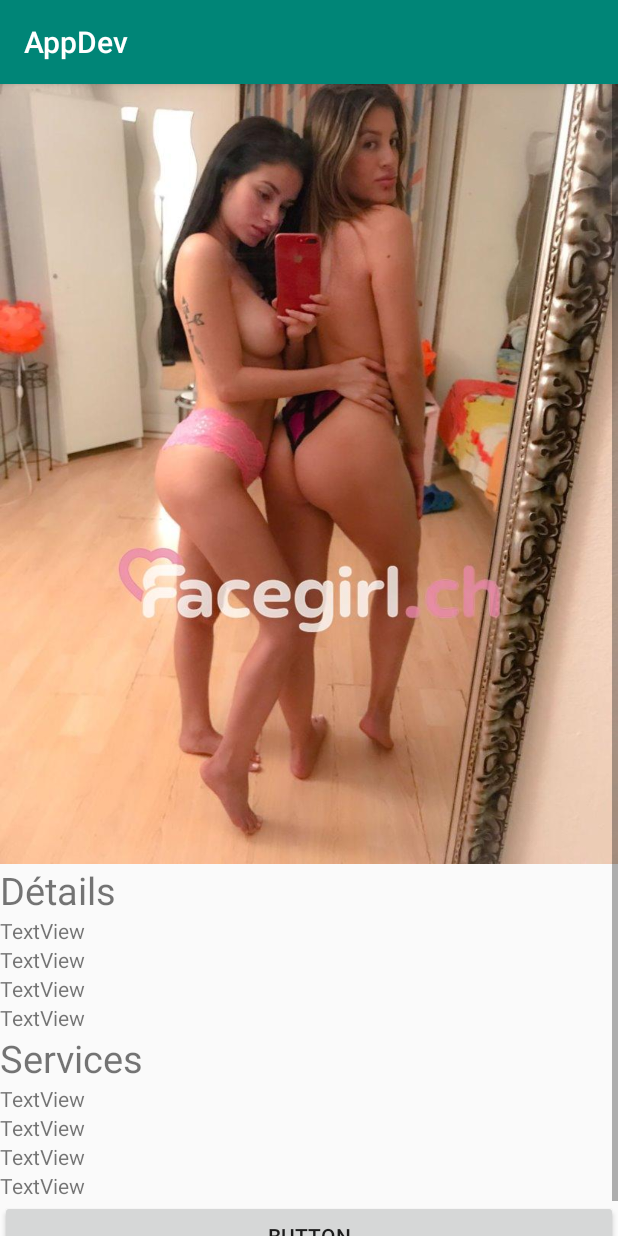
After one commit to modafokerz/loicnels-prjet, an Android app: the DetailActivity screen opened directly, with no data from a screen before it, on a phone screen of 412 x 824 dp. The commit adds this screen. Run offline under Robolectric (Android 15) with nearby library versions, the phone set to English and light mode, and no system bars.

Commit message:
Traductions done, derniers détails

```diff
--- a/app/build.gradle
+++ b/app/build.gradle
@@ -28,6 +28,7 @@ dependencies {
     testImplementation 'junit:junit:4.12'
     androidTestImplementation 'com.android.support.test:runner:1.0.2'
     androidTestImplementation 'com.android.support.test.espresso:espresso-core:3.0.2'
-
+    implementation 'com.android.support:appcompat-v7:28.0.+'
     implementation 'com.nostra13.universalimageloader:universal-image-loader:1.9.5'
+    implementation 'com.android.support:gridlayout-v7:28.0.0'
 }
--- a/app/src/main/AndroidManifest.xml
+++ b/app/src/main/AndroidManifest.xml
@@ -35,6 +35,7 @@
                 android:name="android.support.PARENT_ACTIVITY"
                 android:value="ch.nelson.appdev.NavigationActivity" />
         </activity>
+        <activity android:name=".DetailActivity"></activity>
     </application>
 
 </manifest>
--- /dev/null
+++ b/app/src/main/java/ch/nelson/appdev/DetailActivity.java
@@ -0,0 +1,13 @@
+package ch.nelson.appdev;
+
+import android.support.v7.app.AppCompatActivity;
+import android.os.Bundle;
+
+public class DetailActivity extends AppCompatActivity {
+
+    @Override
+    protected void onCreate(Bundle savedInstanceState) {
+        super.onCreate(savedInstanceState);
+        setContentView(R.layout.activity_detail);
+    }
+}
--- /dev/null
+++ b/app/src/main/res/layout/activity_detail.xml
@@ -0,0 +1,204 @@
+<?xml version="1.0" encoding="utf-8"?>
+<RelativeLayout xmlns:android="http://schemas.android.com/apk/res/android"
+    xmlns:app="http://schemas.android.com/apk/res-auto"
+    xmlns:tools="http://schemas.android.com/tools"
+    android:layout_width="match_parent"
+    android:layout_height="match_parent"
+    tools:context=".DetailActivity">
+
+
+    <ScrollView
+        android:layout_width="match_parent"
+        android:layout_height="match_parent">
+
+        <LinearLayout
+            android:layout_width="wrap_content"
+            android:layout_height="wrap_content"
+            android:orientation="vertical">
+
+            <ImageView
+                android:id="@+id/imageView3"
+                android:layout_width="wrap_content"
+                android:layout_height="520dp"
+                android:src="@drawable/tchoin1"
+                android:scaleType="fitXY"/>
+
+            <TextView
+                android:id="@+id/textView6"
+                android:layout_width="wrap_content"
+                android:layout_height="wrap_content"
+                android:text="@string/detailsp_fr_str"
+                android:textSize="25sp"
+                android:layout_centerHorizontal="true"
+                android:layout_below="@id/imageView3"/>
+
+            <LinearLayout
+                android:layout_width="match_parent"
+                android:layout_height="match_parent"
+                android:orientation="vertical">
+
+                <android.support.v7.widget.GridLayout
+                    android:layout_width="match_parent"
+                    android:layout_height="match_parent"
+                    app:columnCount="2">
+
+                    <LinearLayout
+                        android:layout_width="match_parent"
+                        android:layout_height="match_parent"
+                        android:orientation="vertical"
+                        app:layout_gravity="fill"
+                        app:layout_columnWeight="1">
+
+                        <TextView
+                            android:id="@+id/textView9"
+                            android:layout_width="match_parent"
+                            android:layout_height="wrap_content"
+                            android:text="TextView" />
+
+                        <TextView
+                            android:id="@+id/textView10"
+                            android:layout_width="match_parent"
+                            android:layout_height="wrap_content"
+                            android:text="TextView" />
+
+                        <TextView
+                            android:id="@+id/textView11"
+                            android:layout_width="match_parent"
+                            android:layout_height="wrap_content"
+                            android:text="TextView" />
+
+                        <TextView
+                            android:id="@+id/textView12"
+                            android:layout_width="match_parent"
+                            android:layout_height="wrap_content"
+                            android:text="TextView" />
+                    </LinearLayout>
+
+                    <LinearLayout
+                        android:layout_width="match_parent"
+                        android:layout_height="match_parent"
+                        android:orientation="vertical"
+                        app:layout_gravity="fill"
+                        app:layout_columnWeight="1">
+                        <TextView
+                            android:id="@+id/textView13"
+                            android:layout_width="match_parent"
+                            android:layout_height="wrap_content"
+                            android:text="TextView" />
+
+                        <TextView
+                            android:id="@+id/textView14"
+                            android:layout_width="match_parent"
+                            android:layout_height="wrap_content"
+                            android:text="TextView" />
+
+                        <TextView
+                            android:id="@+id/textView15"
+                            android:layout_width="match_parent"
+                            android:layout_height="wrap_content"
+                            android:text="TextView" />
+
+                        <TextView
+                            android:id="@+id/textView16"
+                            android:layout_width="match_parent"
+                            android:layout_height="wrap_content"
+                            android:text="TextView" />
+                    </LinearLayout>
+                </android.support.v7.widget.GridLayout>
+            </LinearLayout>
+
+            <TextView
+                android:id="@+id/textView7"
+                android:layout_width="wrap_content"
+                android:layout_height="wrap_content"
+                android:text="@string/detailsp_fr_services"
+                android:textSize="25sp"
+                android:layout_centerHorizontal="true"
+                android:layout_below="@id/imageView3"/>
+
+            <LinearLayout
+                android:layout_width="match_parent"
+                android:layout_height="match_parent"
+                android:orientation="vertical">
+
+                <android.support.v7.widget.GridLayout
+                    android:layout_width="match_parent"
+                    android:layout_height="match_parent"
+                    app:columnCount="2">
+
+                    <LinearLayout
+                        android:layout_width="match_parent"
+                        android:layout_height="match_parent"
+                        android:orientation="vertical"
+                        app:layout_columnWeight="1"
+                        app:layout_gravity="fill">
+
+                        <TextView
+                            android:id="@+id/textView17"
+                            android:layout_width="match_parent"
+                            android:layout_height="wrap_content"
+                            android:text="TextView" />
+
+                        <TextView
+                            android:id="@+id/textView18"
+                            android:layout_width="match_parent"
+                            android:layout_height="wrap_content"
+                            android:text="TextView" />
+
+                        <TextView
+                            android:id="@+id/textView19"
+                            android:layout_width="match_parent"
+                            android:layout_height="wrap_content"
+                            android:text="TextView" />
+
+                        <TextView
+                            android:id="@+id/textView20"
+                            android:layout_width="match_parent"
+                            android:layout_height="wrap_content"
+                            android:text="TextView" />
+                    </LinearLayout>
+
+                    <LinearLayout
+                        android:layout_width="match_parent"
+                        android:layout_height="match_parent"
+                        android:orientation="vertical"
+                        app:layout_columnWeight="1"
+                        app:layout_gravity="fill">
+
+                        <TextView
+                            android:id="@+id/textView21"
+                            android:layout_width="match_parent"
+                            android:layout_height="wrap_content"
+                            android:text="TextView" />
+
+                        <TextView
+                            android:id="@+id/textView22"
+                            android:layout_width="match_parent"
+                            android:layout_height="wrap_content"
+                            android:text="TextView" />
+
+                        <TextView
+                            android:id="@+id/textView23"
+                            android:layout_width="match_parent"
+                            android:layout_height="wrap_content"
+                            android:text="TextView" />
+
+                        <TextView
+                            android:id="@+id/textView24"
+                            android:layout_width="match_parent"
+                            android:layout_height="wrap_content"
+                            android:text="TextView" />
+                    </LinearLayout>
+                </android.support.v7.widget.GridLayout>
+            </LinearLayout>
+
+            <Button
+                android:id="@+id/button"
+                android:layout_width="match_parent"
+                android:layout_height="wrap_content"
+                android:text="Button" />
+
+        </LinearLayout>
+    </ScrollView>
+
+</RelativeLayout>
--- a/app/src/main/res/values/strings.xml
+++ b/app/src/main/res/values/strings.xml
@@ -92,4 +92,11 @@
     <string name="action_settings">Settings</string>
     <string name="title_activity_details">DetailsActivity</string>
     <string name="section_format">Hello World from section: %1$d</string>
+
+
+
+    <!-- Details page text -->
+    <string name="detailsp_fr_str">Détails</string>
+    <string name="detailsp_fr_services">Services</string>
+
 </resources>
--- a/build.gradle
+++ b/build.gradle
@@ -8,7 +8,6 @@ buildscript {
     }
     dependencies {
         classpath 'com.android.tools.build:gradle:3.2.1'
-
 
         // NOTE: Do not place your application dependencies here; they belong
         // in the individual module build.gradle files
```
